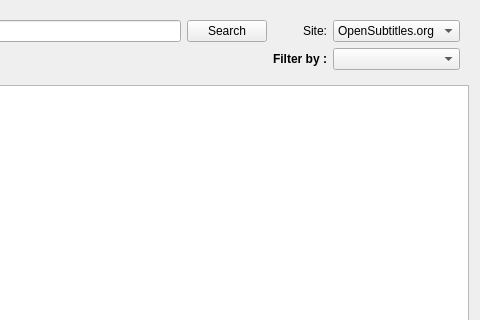
Above: scripts/gui/ui/searchNameWidget.ui from subdownloader/subdownloader before the change; both pictures show x 143 to 623 and y 0 to 320 of the 623 by 458 pixel window. Below: the same form after it.
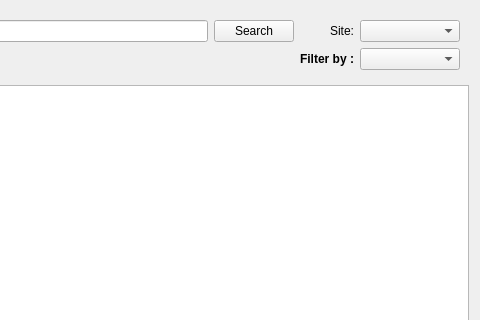
That is the form after the change. Icons and pictures are not drawn. Custom widgets are drawn as their Qt base class.

Commit message: gui: search by name uses new state

What changed in the file:
```diff
--- a/scripts/gui/ui/searchNameWidget.ui
+++ b/scripts/gui/ui/searchNameWidget.ui
@@ -28,22 +28,16 @@
        </widget>
       </item>
       <item row="1" column="4">
-       <widget class="QComboBox" name="searchSitesCombo">
+       <widget class="ProviderComboBox" name="searchProvidersCombo">
         <property name="sizePolicy">
          <sizepolicy hsizetype="Preferred" vsizetype="Fixed">
           <horstretch>0</horstretch>
           <verstretch>0</verstretch>
          </sizepolicy>
         </property>
-        <item>
-         <property name="text">
-          <string>OpenSubtitles.org</string>
-         </property>
-         <property name="icon">
-          <iconset>
-           <normaloff>:/images/sites/opensubtitles.png</normaloff>:/images/sites/opensubtitles.png</iconset>
-         </property>
-        </item>
+        <property name="currentText">
+         <string notr="true"/>
+        </property>
        </widget>
       </item>
       <item row="3" column="3">
@@ -198,6 +192,16 @@
    <extends>QComboBox</extends>
    <header>subdownloader.client.gui.views.language</header>
   </customwidget>
+  <customwidget>
+   <class>ProviderComboBox</class>
+   <extends>QComboBox</extends>
+   <header>subdownloader.client.gui.views.provider</header>
+  </customwidget>
+  <customwidget>
+   <class>MoviesTreeView</class>
+   <extends>QTreeView</extends>
+   <header>subdownloader.client.gui.views.movies</header>
+  </customwidget>
  </customwidgets>
  <resources/>
  <connections/>
```
Left out of the diff: 2 changed lines with no effect on the pictures. The commit also changes 25 other files.
